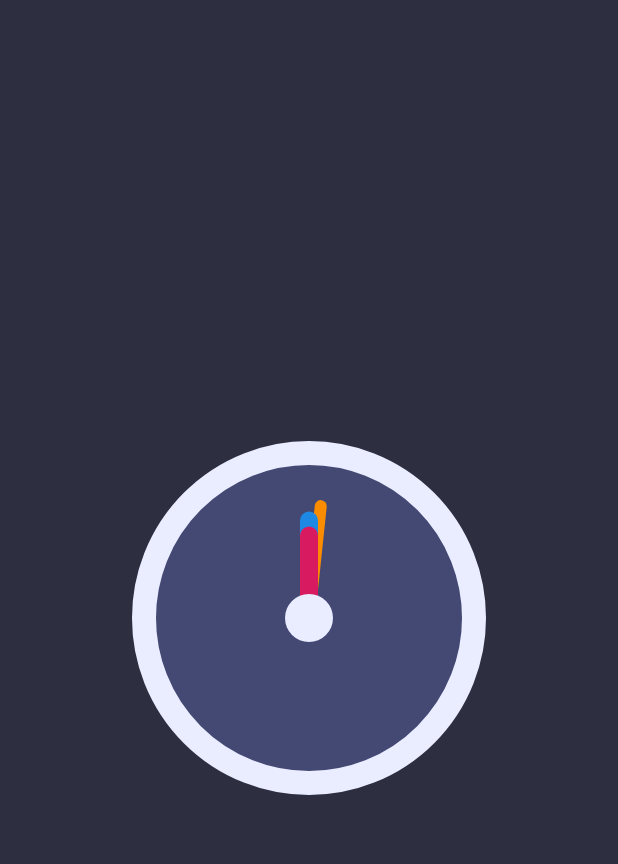
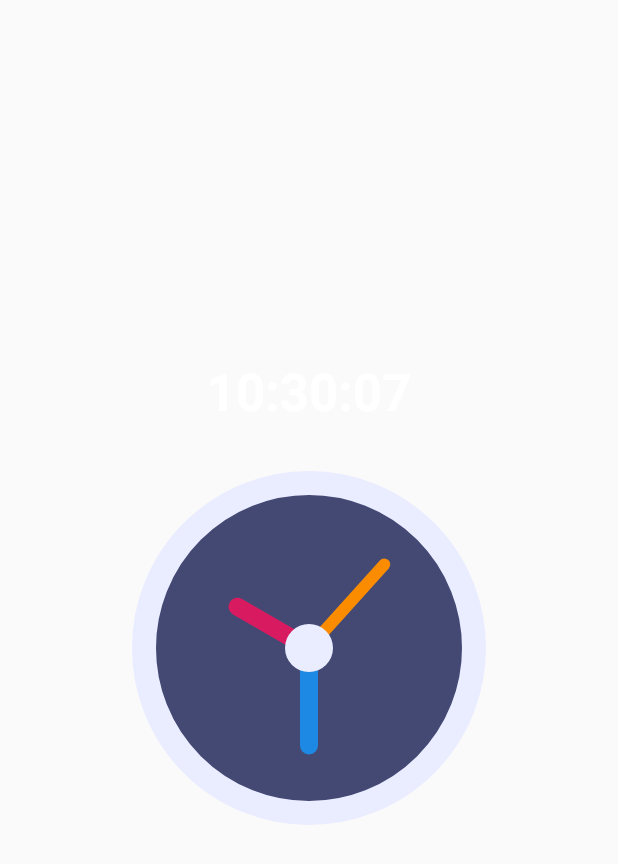
Before and after one commit to doctorcode9/analog_clock_lutter, a Flutter app: the screen it shows after launch, on a phone screen of 412 x 824 dp. Shown: the top 864 px of the screen. Run offline on Flutter 3.47's test engine with Material 2 defaults, Android fonts, the phone set to English and light mode, and no system bars; our stand-ins replace timer_builder.

Commit message:
added the style file

```diff
--- a/lib/components/clock_view.dart
+++ b/lib/components/clock_view.dart
@@ -1,10 +1,11 @@
 import 'dart:math';
 
+import 'package:analog_clock/utils/time.dart';
 import 'package:flutter/material.dart';
 
 class ClockView extends StatefulWidget {
-  const ClockView({Key? key}) : super(key: key);
-
+  ClockView(this.time, {Key? key}) : super(key: key);
+  DataTime time;
   @override
   _ClockViewState createState() => _ClockViewState();
 }
@@ -16,7 +17,8 @@ class _ClockViewState extends State<ClockView> {
       height: 300,
       width: 300,
       child: CustomPaint(
-        painter: ClockPainter(12, 43, 1),
+        painter:
+            ClockPainter(widget.time.hour, widget.time.min, widget.time.sec),
       ),
     );
   }
@@ -24,15 +26,17 @@ class _ClockViewState extends State<ClockView> {
 // creating the Clock Painter Class
 
 class ClockPainter extends CustomPainter {
-  double? seconds;
-  double? minutes;
-  double? hours;
+  int? seconds;
+  int? minutes;
+  int? hours;
   ClockPainter(this.hours, this.minutes, this.seconds);
 
   @override
   void paint(Canvas canvas, Size size) {
     //setting the time conversion
     double secRad = ((pi / 2) - (pi / 30) * this.seconds!) % (2 * pi);
+    double minRad = ((pi / 2) - (pi / 30) * this.minutes!) % (2 * pi);
+    double hourRad = ((pi / 2) - (pi / 6) * this.hours!) % (2 * pi);
 
     // cetting the Center point coordinates
     var centerX = size.width / 2;
@@ -48,9 +52,9 @@ class ClockPainter extends CustomPainter {
     var seconds = Offset(
         centerX + secHeight * cos(secRad), centerY - secHeight * sin(secRad));
     var minutes = Offset(
-        centerX + cos(pi / 2) * minHeight, centerY - sin(pi / 2) * minHeight);
-    var hours = Offset(centerX + cos(pi / 2) * hoursHeight,
-        centerY - sin(pi / 2) * hoursHeight);
+        centerX + cos(minRad) * minHeight, centerY - sin(minRad) * minHeight);
+    var hours = Offset(centerX + cos(hourRad) * hoursHeight,
+        centerY - sin(hourRad) * hoursHeight);
 
     // Setting the Fillbrush paint
     var fillBrush = Paint()
--- a/lib/main.dart
+++ b/lib/main.dart
@@ -1,5 +1,9 @@
+import 'dart:async';
+
 import 'package:analog_clock/components/clock_view.dart';
+import 'package:analog_clock/utils/time.dart';
 import 'package:flutter/material.dart';
+import 'package:timer_builder/timer_builder.dart';
 
 void main() {
   runApp(const MyApp());
@@ -24,12 +28,68 @@ class HomePage extends StatefulWidget {
 }
 
 class _HomePageState extends State<HomePage> {
+  DateTime now = DateTime.now();
+  Timer? _everySec;
+
+  Future<DateTime> fetchClock() async {
+    now = DateTime.now();
+    return now;
+  }
+
+  @override
+  void initState() {
+    // TODO: implement initState
+    super.initState();
+
+    _everySec = Timer.periodic(Duration(seconds: 1), (timer) {
+      setState(() {
+        now = DateTime.now();
+      });
+    });
+  }
+
   @override
   Widget build(BuildContext context) {
+    /* getting time */
+
     return Scaffold(
-      backgroundColor: Color(0xFF2d2f41),
-      body: Center(
-        child: ClockView(),
+      backgroundColor: Color(0xFFfafafa),
+      body: Column(
+        mainAxisAlignment: MainAxisAlignment.center,
+        crossAxisAlignment: CrossAxisAlignment.center,
+        children: [
+          Center(
+            child: TimerBuilder.periodic(
+              Duration(seconds: 1),
+              builder: (context) {
+                //getting the time
+                String second = DateTime.now().second < 10
+                    ? "0${DateTime.now().second}"
+                    : DateTime.now().second.toString();
+                String minute = DateTime.now().minute < 10
+                    ? "0${DateTime.now().minute}"
+                    : DateTime.now().minute.toString();
+                String hour = DateTime.now().hour < 10
+                    ? "0${DateTime.now().hour}"
+                    : DateTime.now().hour.toString();
+                return Column(
+                  children: [
+                    Text(
+                      "${hour}:${minute}:${second}",
+                      style: TextStyle(
+                        color: Colors.white,
+                        fontSize: 34.0,
+                        fontWeight: FontWeight.bold,
+                      ),
+                    ),
+                    ClockView(DataTime(DateTime.now().hour,
+                        DateTime.now().minute, DateTime.now().second)),
+                  ],
+                );
+              },
+            ),
+          ),
+        ],
       ),
     );
   }
--- /dev/null
+++ b/lib/ui/colors.dart
@@ -0,0 +1,13 @@
+import 'package:flutter/material.dart';
+
+class AppStyle {
+  static Color primaryColor = const Color(0xFF2253FF);
+  static Color primaryColorDark = const Color(0xFF193BB1);
+
+  /* Definining text style */
+  TextStyle maintext = const TextStyle(
+    color: Colors.black,
+    fontSize: 26.0,
+    fontWeight: FontWeight.bold,
+  );
+}
--- a/lib/utils/time.dart
+++ b/lib/utils/time.dart
@@ -1,7 +1,7 @@
-class Time {
+class DataTime {
   int? sec;
   int? min;
   int? hour;
 
-  Time({this.hour, this.min, this.sec});
+  DataTime(this.hour, this.min, this.sec);
 }
--- a/pubspec.yaml
+++ b/pubspec.yaml
@@ -34,6 +34,7 @@ dependencies:
   # The following adds the Cupertino Icons font to your application.
   # Use with the CupertinoIcons class for iOS style icons.
   cupertino_icons: ^1.0.2
+  timer_builder: ^2.0.0
 
 dev_dependencies:
   flutter_test:
```
Also changed, not shown: pubspec.lock.
